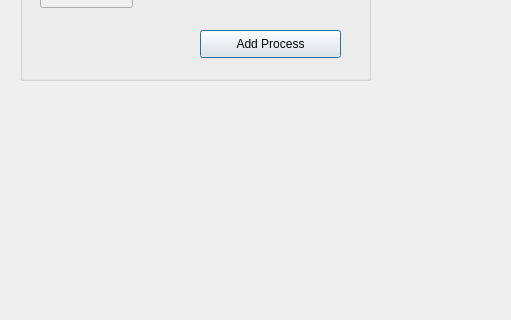
The window that output.ui (DaliaAymanAmeen/Memory-Allocation-Project-using-Segmentation-) describes before a commit, drawn with Qt 5; both pictures show x 0 to 511 and y 360 to 680 of the 1200 by 680 pixel window.
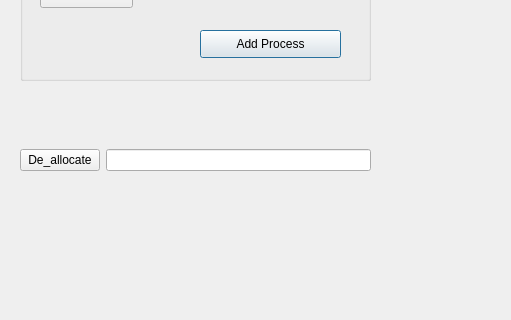
The same window after the commit.

Diff of the .ui file:
```diff
--- a/output.ui
+++ b/output.ui
@@ -170,6 +170,28 @@
     </property>
    </widget>
   </widget>
+  <widget class="QWidget" name="">
+   <property name="geometry">
+    <rect>
+     <x>20</x>
+     <y>500</y>
+     <width>351</width>
+     <height>41</height>
+    </rect>
+   </property>
+   <layout class="QHBoxLayout" name="horizontalLayout">
+    <item>
+     <widget class="QPushButton" name="pushButton">
+      <property name="text">
+       <string>De_allocate</string>
+      </property>
+     </widget>
+    </item>
+    <item>
+     <widget class="QLineEdit" name="lineEdit"/>
+    </item>
+   </layout>
+  </widget>
  </widget>
  <resources/>
  <connections/>
```
